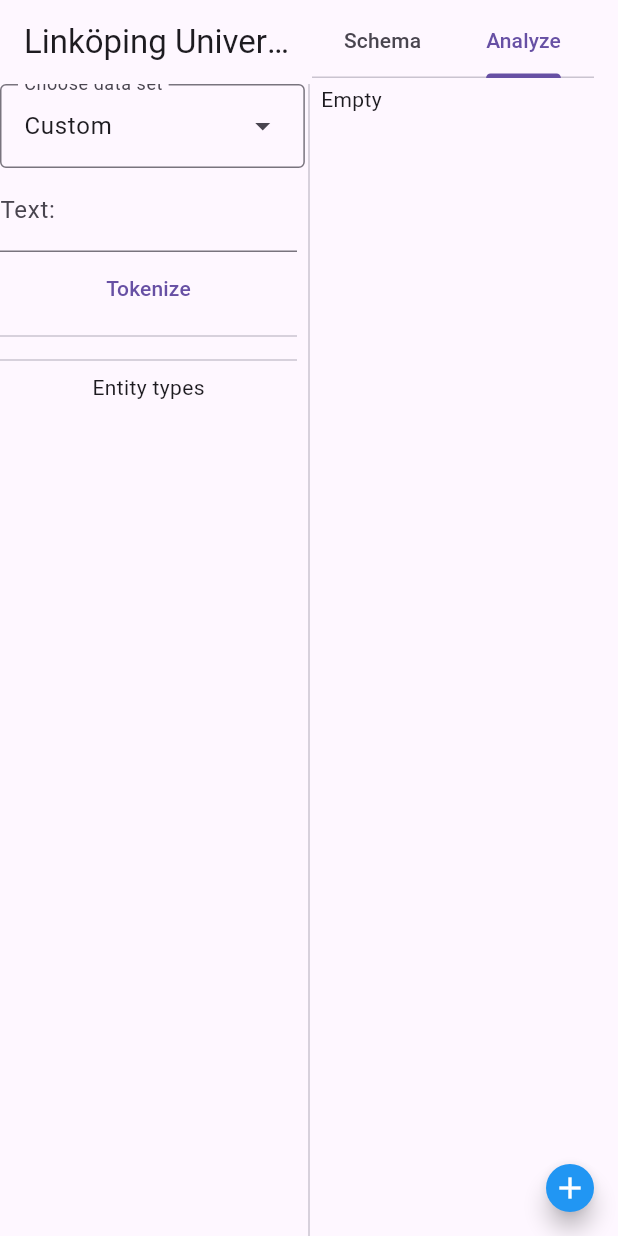
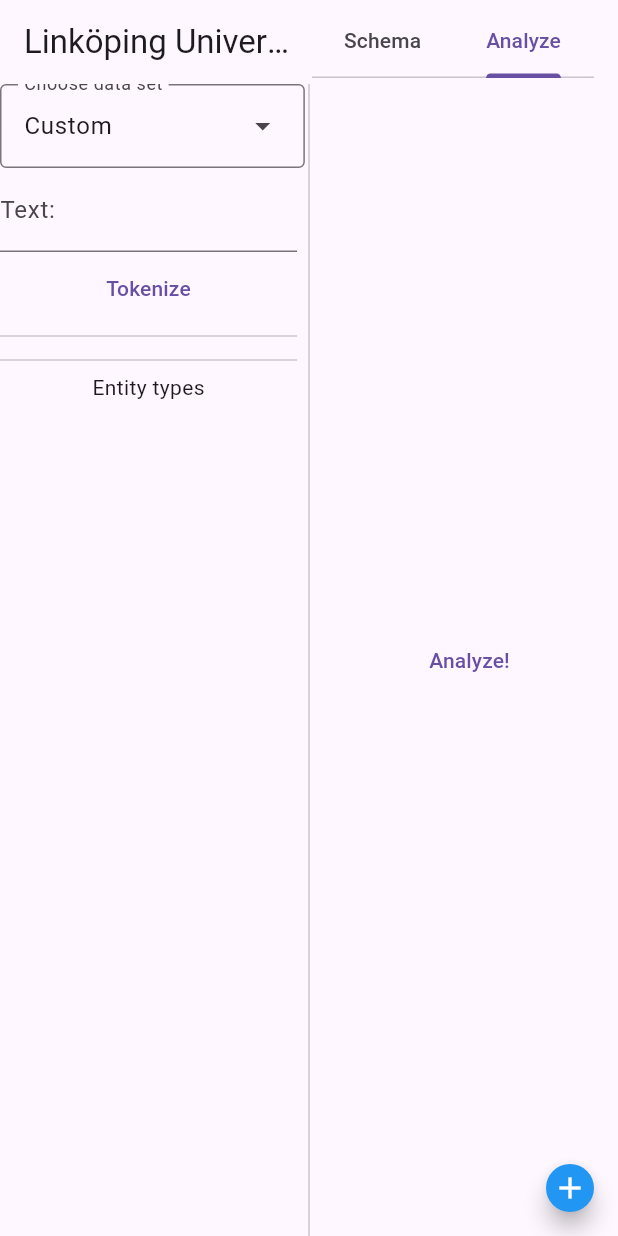
Before and after one commit to LiUSemWeb/LINTEXT, a Flutter app: the screen it shows after launch, tab 2 chosen, after a tap on "Tokenize", on a phone screen of 412 x 824 dp. Run offline on Flutter 3.47's test engine with Material 3 defaults, Android fonts, the light colour scheme and no system bars; missing offline and left inert: file_selector; generated files the repository leaves out were written again; network calls fail.

Commit message:
Make checkboxes work with the analysis.

```diff
--- /dev/null
+++ b/lintext/lib/src/views/analyzeview.dart
@@ -0,0 +1,16 @@
+import 'package:flutter/foundation.dart';
+import 'package:flutter/material.dart';
+
+class AnalyzeView extends StatelessWidget {
+  const AnalyzeView({
+    super.key,
+    required this.callback,
+  });
+
+  final AsyncCallback callback;
+
+  @override
+  Widget build(BuildContext context) {
+    return TextButton(onPressed: callback, child: const Text('Analyze!'),);
+  }
+}
--- a/lintext/lib/src/views/mainpane.dart
+++ b/lintext/lib/src/views/mainpane.dart
@@ -4,6 +4,7 @@ import 'package:flutter/material.dart';
 import 'package:flutter/services.dart';
 import 'package:rel_ex_interface/src/util/const.dart';
 import 'package:rel_ex_interface/src/util/json.dart';
+import 'package:rel_ex_interface/src/views/analyzeview.dart';
 import 'package:rel_ex_interface/src/views/relationview.dart';
 import 'package:rel_ex_interface/src/views/tokenview.dart';
 
@@ -48,6 +49,22 @@ enum Schema {
   const Schema(this.label, this.dir);
   final String label;
   final String dir;
+}
+
+Future<JSONObject> sendRequestToServer(body) async {
+  try {
+    var response = await http.post(Uri.parse('$serverUrl:$port'),
+        body: json.encode(body),
+        headers: {
+          'Accept': 'application/json',
+          'Content-Type': 'application/json'
+        });
+    return json.decode(response.body);
+  } catch (e) {
+    print("Error connecting to the server: $e");
+  }
+  return {};
+  // print(tokensJson);
 }
 
 class _MainPageViewState extends State<MainPageView>
@@ -96,34 +113,29 @@ class _MainPageViewState extends State<MainPageView>
       };
       body['schema'] = fetchSchema;
     }
-
-    // print(body);
-
-    try {
-      var response = await http.post(Uri.parse('$serverUrl:$port'),
-          body: json.encode(body),
-          headers: {
-            'Accept': 'application/json',
-            'Content-Type': 'application/json'
-          });
+    tokensJson = await sendRequestToServer(body);
     setState(() {
       try {
-          tokensJson = json.decode(response.body);
         if (tokensJson.containsKey('schema')) {
           schemaJson = tokensJson['schema'];
         }
+        TokensView.resetColors();
         // print("schemaJson: $schemaJson");
       } catch (e) {
         print('Big whoops $e');
       }
     });
-    } catch (e) {
-      print("Error connecting to the server: $e");
   }
 
-    TokensView.resetColors();
-
-    // print(tokensJson);
+  Future<void> doAnalyze(JSONList schema) async {
+    JSONObject formattedSchema = {for (JSONObject v in schema) if(v['checked']) v['rel_id']: Map.from(v)..remove('rel_id')};
+    print("DoAnalyze");
+    JSONObject r = await sendRequestToServer({
+      // text='', schema={}, dataset='', doc=-1, subset='', model=__def_model,
+      'method': 'analyze',
+      'body': {'text':'', 'schema':formattedSchema, 'dataset': datasetController.text, 'subset': subsetController.text, 'doc':int.parse(docnumController.text), 'model':'bert-large-uncased'} as JSONObject,
+    });
+    print(r);
   }
 
   @override
@@ -268,7 +280,7 @@ class _MainPageViewState extends State<MainPageView>
                           dense: true,
                           contentPadding:
                               const EdgeInsets.only(left: 8.0, right: 0),
-                          visualDensity: VisualDensity(
+                          visualDensity: const VisualDensity(
                               horizontal: VisualDensity.minimumDensity),
                         ),
                       ),
@@ -328,7 +340,7 @@ class _MainPageViewState extends State<MainPageView>
                           })
                         },
                       ),
-                      Text('Empty'),
+                      AnalyzeView(callback: () => doAnalyze(schemaJson) ),
                       // Text('Emptier')
                     ],
                   ),
--- a/lintext/lib/src/views/relationview.dart
+++ b/lintext/lib/src/views/relationview.dart
@@ -295,7 +295,7 @@ class _SchemaPanelListState extends State<SchemaPanelList> {
       if (saveLoc != null) {
         await File(saveLoc).writeAsString(jsonEncode(<String, dynamic>{
           for (JSONObject v in widget.schemaJson)
-            v['rel_id']: v..remove('rel_id')
+            v['rel_id']: v..remove('rel_id')..remove('checked')
         }));
       }
     } else {
@@ -312,8 +312,9 @@ class _SchemaPanelListState extends State<SchemaPanelList> {
     // _data.clear();
     // widget.schemaJson = json;
     _expandies.clear();
-    for (JSONObject _ in widget.schemaJson) {
+    for (JSONObject j in widget.schemaJson) {
       // _data.add(SchemaItem.fromJson(relJson));
+      j['checked'] = false;
       _expandies.add(ExpansionTileController());
     }
   }
@@ -338,7 +339,7 @@ class _SchemaPanelListState extends State<SchemaPanelList> {
   JSONList convertDefaultSchemaJSON(JSONObject oldJson) {
     JSONList newJson = [];
     for (String key in oldJson.keys) {
-      newJson.add(oldJson[key] as JSONObject..putIfAbsent('rel_id', () => key));
+      newJson.add(oldJson[key] as JSONObject..putIfAbsent('rel_id', () => key)..putIfAbsent('checked', () => false));
     }
     return newJson;
   }
@@ -436,10 +437,10 @@ class _SchemaPanelListState extends State<SchemaPanelList> {
               Padding(
                 padding: const EdgeInsets.only(right: 8.0),
                 child: Checkbox(
-                  value: false,
+                  value: widget.schemaJson[index]['checked'],
                   onChanged: (e) => {
                     setState(() {
-                      // fetchSchema = !fetchSchema;
+                      widget.schemaJson[index]['checked'] = !widget.schemaJson[index]['checked'];
                     })
                   },
                   visualDensity: const VisualDensity(
```
Lines whose indentation alone changed are shown as unchanged.
